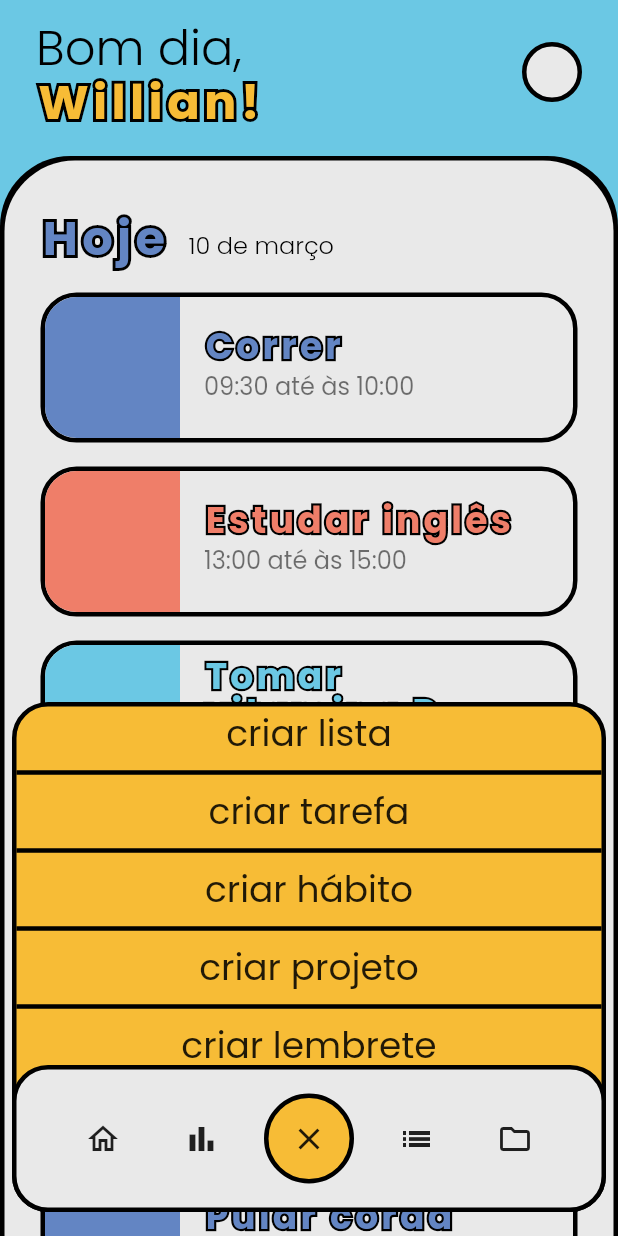
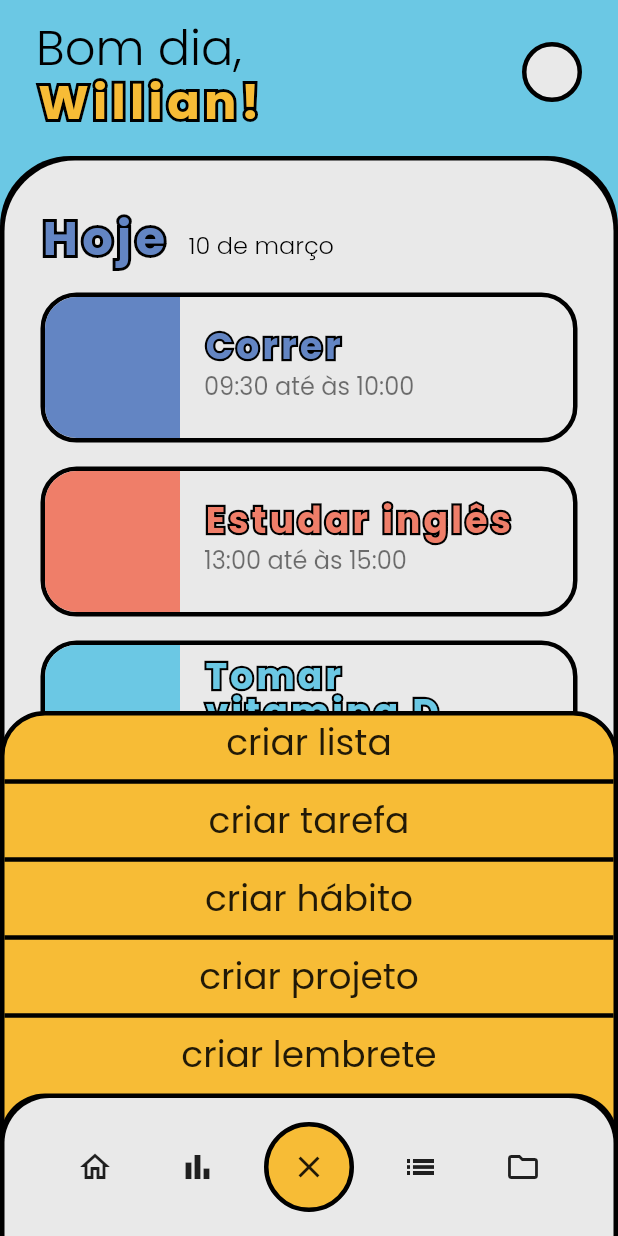
Before and after one commit to wjrcode/organizei-mobile, a Flutter app: the screen it shows after launch, item 3 of the bottom bar chosen, on a phone screen of 412 x 824 dp. Run offline on Flutter 3.47's test engine with Material 2 defaults, Android fonts, the light colour scheme and no system bars.

Commit message:
barra de navegação

```diff
--- a/lib/components/bottom_navigation_bar.dart
+++ /dev/null
@@ -1,206 +0,0 @@
-import 'package:flutter/cupertino.dart';
-import 'package:flutter/material.dart';
-
-class ButtonNavigatorBar extends StatefulWidget {
-  const ButtonNavigatorBar({Key? key}) : super(key: key);
-
-  @override
-  State<ButtonNavigatorBar> createState() => _ButtonNavigatorBarState();
-}
-
-class _ButtonNavigatorBarState extends State<ButtonNavigatorBar> {
-  bool addIcone = false;
-
-  Icon _retornarIconeAdd() {
-    if (addIcone == true) return const Icon(Icons.close);
-
-    return const Icon(Icons.add);
-  }
-
-  Future<void> _askedToLead() async {
-    switch (await showDialog(
-        context: context,
-        builder: (BuildContext context) {
-          return Container(
-            height: 100.0, // Change as per your requirement
-            width: 100.0,
-            decoration: BoxDecoration(
-              color: Color(0xFFF7BC36),
-              borderRadius: BorderRadius.all(Radius.circular(24)),
-              border: Border.all(
-                width: 3,
-                color: Colors.black,
-                style: BorderStyle.solid,
-              ),
-            ),
-            child: Column(children: <Widget>[Center(child: Text('mdss aaa'))]),
-          );
-        })) {
-    }
-  }
-
-  @override
-  Widget build(BuildContext context) {
-    return Padding(
-      padding: const EdgeInsets.only(top: 8.0, left: 8.0, right: 8.0),
-      child: Column(
-        crossAxisAlignment: CrossAxisAlignment.center,
-        mainAxisSize: MainAxisSize.max,
-        mainAxisAlignment: MainAxisAlignment.end,
-        children: <Widget>[
-          Stack(
-            alignment: Alignment.bottomCenter,
-            children: <Widget>[
-              Container(
-                padding: EdgeInsets.only(bottom: 90),
-                decoration: BoxDecoration(
-                  borderRadius: const BorderRadius.all(
-                    Radius.circular(24.0),
-                  ),
-                  border: Border.all(
-                    width: 3,
-                    color: Colors.black,
-                    style: BorderStyle.solid,
-                  ),
-                  color: Color(0xFFF7BC36),
-                ),
-                //width: 100,
-                child: Visibility(
-                  visible: addIcone,
-                  child: Column(
-                    crossAxisAlignment: CrossAxisAlignment.center,
-                    mainAxisAlignment: MainAxisAlignment.center,
-                    children: [
-                      Row(
-                        crossAxisAlignment: CrossAxisAlignment.center,
-                        mainAxisAlignment: MainAxisAlignment.center,
-                        children: <Widget>[
-                          Text(
-                            'criar lista',
-                            style: TextStyle(fontSize: 24.0),
-                          ),
-                        ],
-                      ),
-                      Divider(
-                        thickness: 3,
-                        color: Colors.black,
-                      ),
-                      Row(
-                        crossAxisAlignment: CrossAxisAlignment.center,
-                        mainAxisAlignment: MainAxisAlignment.center,
-                        children: <Widget>[
-                          Text(
-                            'criar tarefa',
-                            style: TextStyle(fontSize: 24.0),
-                          ),
-                        ],
-                      ),
-                      Divider(
-                        thickness: 3,
-                        color: Colors.black,
-                      ),
-                      Row(
-                        crossAxisAlignment: CrossAxisAlignment.center,
-                        mainAxisAlignment: MainAxisAlignment.center,
-                        children: <Widget>[
-                          Text(
-                            'criar hábito',
-                            style: TextStyle(fontSize: 24.0),
-                          ),
-                        ],
-                      ),
-                      Divider(
-                        thickness: 3,
-                        color: Colors.black,
-                      ),
-                      Row(
-                        crossAxisAlignment: CrossAxisAlignment.center,
-                        mainAxisAlignment: MainAxisAlignment.center,
-                        children: <Widget>[
-                          Text(
-                            'criar projeto',
-                            style: TextStyle(fontSize: 24.0),
-                          ),
-                        ],
-                      ),
-                      Divider(
-                        thickness: 3,
-                        color: Colors.black,
-                      ),
-                      Row(
-                        crossAxisAlignment: CrossAxisAlignment.center,
-                        mainAxisAlignment: MainAxisAlignment.center,
-                        children: <Widget>[
-                          Text(
-                            'criar lembrete',
-                            style: TextStyle(fontSize: 24.0),
-                          ),
-                        ],
-                      ),
-                    ],
-                  ),
-                ),
-              ),
-              Container(
-                decoration: BoxDecoration(
-                  borderRadius: const BorderRadius.all(
-                    Radius.circular(24.0),
-                  ),
-                  border: Border.all(
-                    width: 3,
-                    color: Colors.black,
-                    style: BorderStyle.solid,
-                  ),
-                  color: Color(0xFFE9E9E9),
-                ),
-                padding: const EdgeInsets.all(16),
-                child: Row(
-                  mainAxisAlignment: MainAxisAlignment.spaceEvenly,
-                  children: <Widget>[
-                    IconButton(
-                      icon: Icon(Icons.home_outlined),
-                      onPressed: () {},
-                    ),
-                    IconButton(
-                      icon: Icon(Icons.bar_chart_outlined),
-                      onPressed: () {},
-                    ),
-                    Container(
-                      child: IconButton(
-                        icon: _retornarIconeAdd(),
-                        onPressed: () {
-                          setState(() {
-                            addIcone = !addIcone;
-                          });
-                        },
-                      ),
-                      width: 60,
-                      height: 60,
-                      decoration: BoxDecoration(
-                        shape: BoxShape.circle,
-                        color: Color(0xFFF7BC36),
-                        border: Border.all(
-                          width: 3,
-                          color: Colors.black,
-                          style: BorderStyle.solid,
-                        ),
-                      ),
-                    ),
-                    IconButton(
-                      icon: Icon(Icons.list_outlined),
-                      onPressed: () {},
-                    ),
-                    IconButton(
-                      icon: Icon(Icons.folder_outlined),
-                      onPressed: () {},
-                    ),
-                  ],
-                ),
-              ),
-            ],
-          ),
-        ],
-      ),
-    );
-  }
-}
--- /dev/null
+++ b/lib/components/box.dart
@@ -0,0 +1,50 @@
+import 'package:flutter/material.dart';
+import 'package:flutter/widgets.dart';
+
+class Box extends StatelessWidget {
+  const Box(
+      {Key? key,
+      required this.child,
+      this.minHeight,
+      this.padding,
+      this.radius})
+      : super(key: key);
+
+  final Widget child;
+  final double? minHeight;
+  final double? padding;
+  final double? radius;
+
+  @override
+  Widget build(BuildContext context) {
+    return Container(
+      decoration: BoxDecoration(
+        color: Colors.black,
+        borderRadius: BorderRadius.only(
+          topRight:
+              radius != null ? Radius.circular(radius!) : Radius.circular(0),
+          topLeft:
+              radius != null ? Radius.circular(radius!) : Radius.circular(0),
+        ),
+      ),
+      child: Container(
+          constraints: BoxConstraints(
+            minHeight: minHeight != null ? minHeight! : 0,
+          ),
+          margin: EdgeInsets.only(top: 3, left: 3, right: 3),
+          padding: EdgeInsets.only(bottom: padding != null ? padding! : 0),
+          decoration: BoxDecoration(
+            color: Color(0xFFE9E9E9),
+            borderRadius: BorderRadius.only(
+              topRight: radius != null
+                  ? Radius.circular(radius!)
+                  : Radius.circular(0),
+              topLeft: radius != null
+                  ? Radius.circular(radius!)
+                  : Radius.circular(0),
+            ),
+          ),
+          child: child),
+    );
+  }
+}
--- /dev/null
+++ b/lib/components/navigation/bottom_navigation_bar.dart
@@ -0,0 +1,112 @@
+import 'package:flutter/cupertino.dart';
+import 'package:flutter/material.dart';
+import 'package:organizei/components/navigation/menu.dart';
+
+import '../box.dart';
+
+class ButtonNavigatorBar extends StatefulWidget {
+  const ButtonNavigatorBar({Key? key}) : super(key: key);
+
+  @override
+  State<ButtonNavigatorBar> createState() => _ButtonNavigatorBarState();
+}
+
+class _ButtonNavigatorBarState extends State<ButtonNavigatorBar>
+    with SingleTickerProviderStateMixin {
+  bool addIcone = false;
+
+  Offset offset = const Offset(0, 2);
+
+  void _slideUp() {
+    setState(() {
+      offset = const Offset(0, 0);
+    });
+  }
+
+  void _slideDown() {
+    setState(() {
+      offset = const Offset(0, 2);
+    });
+  }
+
+  Icon _retornarIconeAdd() {
+    if (addIcone == true) return const Icon(Icons.close);
+
+    return const Icon(Icons.add);
+  }
+
+  @override
+  Widget build(BuildContext context) {
+    return Column(
+      crossAxisAlignment: CrossAxisAlignment.center,
+      mainAxisSize: MainAxisSize.max,
+      mainAxisAlignment: MainAxisAlignment.end,
+      children: <Widget>[
+        Stack(
+          alignment: Alignment.bottomCenter,
+          children: <Widget>[
+            AnimatedSlide(
+              offset: offset,
+              duration: const Duration(milliseconds: 400),
+              curve: Curves.easeInOut,
+              child: Menu(),
+            ),
+            Box(
+              radius: 30,
+              child: Padding(
+                padding: const EdgeInsets.all(16.0),
+                child: Row(
+                  mainAxisAlignment: MainAxisAlignment.spaceEvenly,
+                  children: <Widget>[
+                    IconButton(
+                      icon: Icon(Icons.home_outlined),
+                      onPressed: () {},
+                    ),
+                    IconButton(
+                      icon: Icon(Icons.bar_chart_outlined),
+                      onPressed: () {},
+                    ),
+                    Container(
+                      child: IconButton(
+                        icon: _retornarIconeAdd(),
+                        onPressed: () {
+                          setState(() {
+                            addIcone = !addIcone;
+                          });
+
+                          if (addIcone)
+                            _slideUp();
+                          else
+                            _slideDown();
+                        },
+                      ),
+                      width: 60,
+                      height: 60,
+                      decoration: BoxDecoration(
+                        shape: BoxShape.circle,
+                        color: Color(0xFFF7BC36),
+                        border: Border.all(
+                          width: 3,
+                          color: Colors.black,
+                          style: BorderStyle.solid,
+                        ),
+                      ),
+                    ),
+                    IconButton(
+                      icon: Icon(Icons.list_outlined),
+                      onPressed: () {},
+                    ),
+                    IconButton(
+                      icon: Icon(Icons.folder_outlined),
+                      onPressed: () {},
+                    ),
+                  ],
+                ),
+              ),
+            ),
+          ],
+        ),
+      ],
+    );
+  }
+}
--- /dev/null
+++ b/lib/components/navigation/menu.dart
@@ -0,0 +1,109 @@
+import 'package:flutter/cupertino.dart';
+import 'package:flutter/material.dart';
+
+class Menu extends StatefulWidget {
+  const Menu({Key? key}) : super(key: key);
+
+  @override
+  State<Menu> createState() => _MenuState();
+}
+
+class _MenuState extends State<Menu> {
+  @override
+  Widget build(BuildContext context) {
+    return Column(
+      crossAxisAlignment: CrossAxisAlignment.center,
+      mainAxisSize: MainAxisSize.max,
+      mainAxisAlignment: MainAxisAlignment.end,
+      children: <Widget>[
+        Container(
+          padding: EdgeInsets.only(bottom: 100),
+          decoration: BoxDecoration(
+            borderRadius: const BorderRadius.all(
+              Radius.circular(30.0),
+            ),
+            border: Border.all(
+              width: 3,
+              color: Colors.black,
+              style: BorderStyle.solid,
+            ),
+            color: Color(0xFFF7BC36),
+          ),
+          //width: 100,
+          child: Column(
+            crossAxisAlignment: CrossAxisAlignment.center,
+            mainAxisAlignment: MainAxisAlignment.center,
+            children: [
+              Row(
+                crossAxisAlignment: CrossAxisAlignment.center,
+                mainAxisAlignment: MainAxisAlignment.center,
+                children: <Widget>[
+                  Text(
+                    'criar lista',
+                    style: TextStyle(fontSize: 24.0),
+                  ),
+                ],
+              ),
+              Divider(
+                thickness: 3,
+                color: Colors.black,
+              ),
+              Row(
+                crossAxisAlignment: CrossAxisAlignment.center,
+                mainAxisAlignment: MainAxisAlignment.center,
+                children: <Widget>[
+                  Text(
+                    'criar tarefa',
+                    style: TextStyle(fontSize: 24.0),
+                  ),
+                ],
+              ),
+              Divider(
+                thickness: 3,
+                color: Colors.black,
+              ),
+              Row(
+                crossAxisAlignment: CrossAxisAlignment.center,
+                mainAxisAlignment: MainAxisAlignment.center,
+                children: <Widget>[
+                  Text(
+                    'criar hábito',
+                    style: TextStyle(fontSize: 24.0),
+                  ),
+                ],
+              ),
+              Divider(
+                thickness: 3,
+                color: Colors.black,
+              ),
+              Row(
+                crossAxisAlignment: CrossAxisAlignment.center,
+                mainAxisAlignment: MainAxisAlignment.center,
+                children: <Widget>[
+                  Text(
+                    'criar projeto',
+                    style: TextStyle(fontSize: 24.0),
+                  ),
+                ],
+              ),
+              Divider(
+                thickness: 3,
+                color: Colors.black,
+              ),
+              Row(
+                crossAxisAlignment: CrossAxisAlignment.center,
+                mainAxisAlignment: MainAxisAlignment.center,
+                children: <Widget>[
+                  Text(
+                    'criar lembrete',
+                    style: TextStyle(fontSize: 24.0),
+                  ),
+                ],
+              ),
+            ],
+          ),
+        ),
+      ],
+    );
+  }
+}
--- a/lib/home_page.dart
+++ b/lib/home_page.dart
@@ -3,7 +3,8 @@ import 'package:intl/date_symbol_data_local.dart';
 import 'package:organizei/components/card_item.dart';
 import 'package:intl/intl.dart';
 
-import 'components/bottom_navigation_bar.dart';
+import 'components/box.dart';
+import 'components/navigation/bottom_navigation_bar.dart';
 import 'components/texto_contornado.dart';
 
 String getSaudacao() {
@@ -35,19 +36,10 @@ class HomePage extends StatefulWidget {
 }
 
 class _HomePageState extends State<HomePage> {
-  int _counter = 0;
-
-  void _incrementCounter() {
-    debugPrint(getDia());
-    setState(() {
-      _counter++;
-    });
-  }
-
   @override
   Widget build(BuildContext context) {
     return Scaffold(
-        floatingActionButtonLocation: FloatingActionButtonLocation.centerFloat,
+        floatingActionButtonLocation: FloatingActionButtonLocation.centerDocked,
         extendBody: true,
         backgroundColor: Color(0xFF6BC8E4),
         // appBar: AppBar(
@@ -106,31 +98,31 @@ class _HomePageState extends State<HomePage> {
                         ],
                       ),
                     ),
-                    Container(
-                      //height: MediaQuery.of(context).size.height,
-                      //color: Colors.white,
-                      //padding: EdgeInsets.only(
-                      // bottom: MediaQuery.of(context).size.height),
-                      decoration: BoxDecoration(
-                        color: Colors.black,
-                        borderRadius: BorderRadius.only(
-                          topRight: Radius.circular(47),
-                          topLeft: Radius.circular(47),
-                        ),
-                      ),
-                      child: Container(
-                        constraints: BoxConstraints(
+                    // Container(
+                    //   decoration: BoxDecoration(
+                    //     color: Colors.black,
+                    //     borderRadius: BorderRadius.only(
+                    //       topRight: Radius.circular(47),
+                    //       topLeft: Radius.circular(47),
+                    //     ),
+                    //   ),
+                    //   child: Container(
+                    //     constraints: BoxConstraints(
+                    //       minHeight: MediaQuery.of(context).size.height * 0.808,
+                    //     ),
+                    //     margin: EdgeInsets.only(top: 3, left: 3, right: 3),
+                    //     padding: EdgeInsets.only(bottom: 110),
+                    //     decoration: BoxDecoration(
+                    //       color: Color(0xFFE9E9E9),
+                    //       borderRadius: BorderRadius.only(
+                    //         topRight: Radius.circular(47),
+                    //         topLeft: Radius.circular(47),
+                    //       ),
+                    //     ),
+                    Box(
+                      radius: 47,
+                      padding: 110,
                       minHeight: MediaQuery.of(context).size.height * 0.808,
-                        ),
-                        margin: EdgeInsets.only(top: 3, left: 3, right: 3),
-                        padding: EdgeInsets.only(bottom: 110),
-                        decoration: BoxDecoration(
-                          color: Color(0xFFE9E9E9),
-                          borderRadius: BorderRadius.only(
-                            topRight: Radius.circular(47),
-                            topLeft: Radius.circular(47),
-                          ),
-                        ),
                       child: Padding(
                         padding:
                             const EdgeInsets.fromLTRB(16.0, 32.0, 16.0, 0.0),
@@ -192,7 +184,6 @@ class _HomePageState extends State<HomePage> {
                         ),
                       ),
                     ),
-                    ),
                   ],
                 ),
               ),
```
Lines whose indentation alone changed are shown as unchanged.
